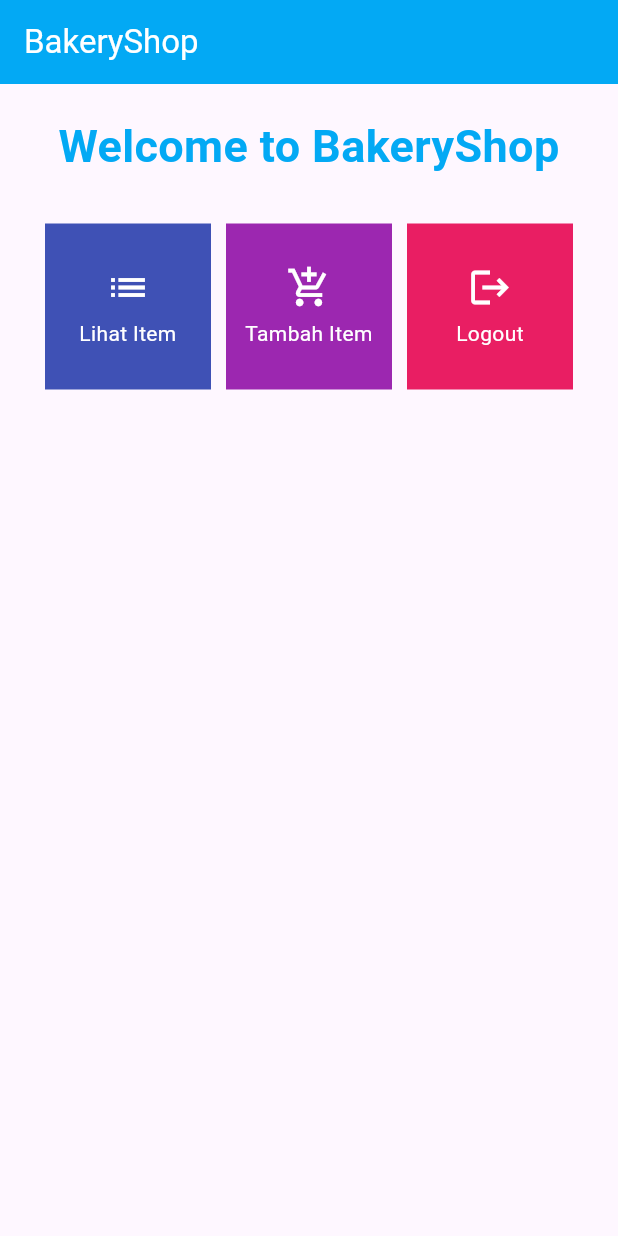
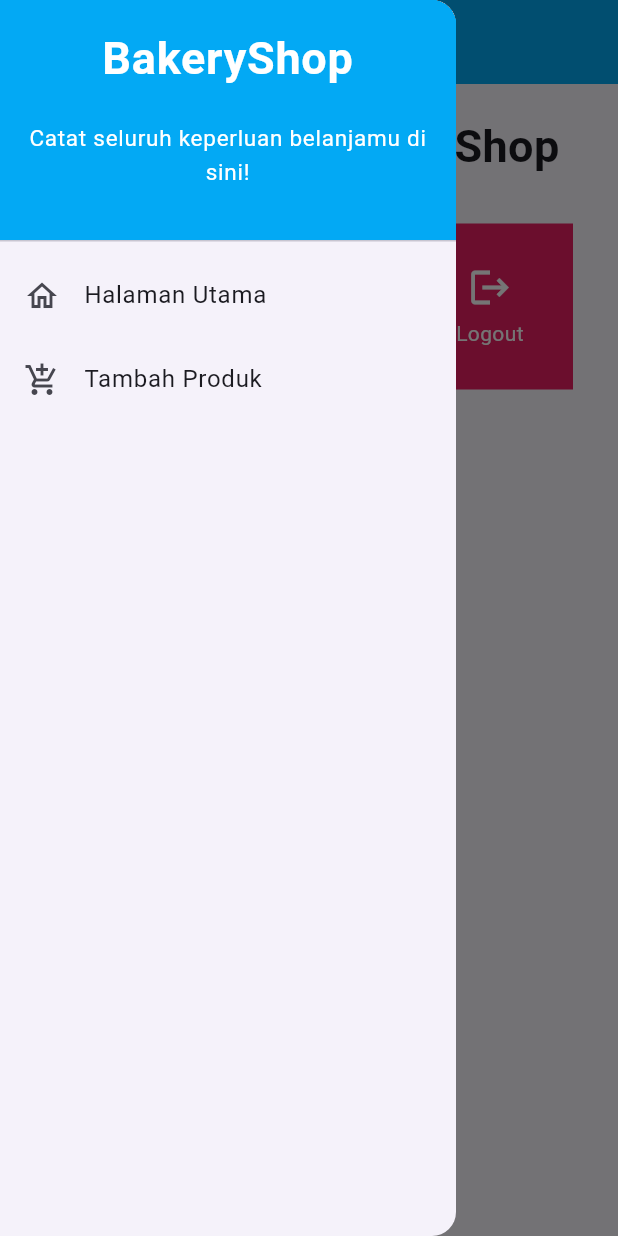
Before and after one commit to hotchlck/bakery-shop-mobile, a Flutter app: the screen it shows after launch, with the side drawer open (before the commit the screen has no drawer), on a phone screen of 412 x 824 dp. Run offline on Flutter 3.47's test engine with Material 2 defaults, Android fonts, the phone set to English and light mode, and no system bars.

Commit message:
mengerjakan tugas pbp

```diff
--- a/lib/main.dart
+++ b/lib/main.dart
@@ -1,5 +1,5 @@
 import 'package:flutter/material.dart';
-import 'package:bakery_shop/menu.dart';
+import 'screens/menu.dart';
 
 void main() {
   runApp(const MyApp());
@@ -14,22 +14,7 @@ class MyApp extends StatelessWidget {
     return MaterialApp(
       title: 'Flutter Demo',
       theme: ThemeData(
-        // This is the theme of your application.
-        //
-        // TRY THIS: Try running your application with "flutter run". You'll see
-        // the application has a blue toolbar. Then, without quitting the app,
-        // try changing the seedColor in the colorScheme below to Colors.green
-        // and then invoke "hot reload" (save your changes or press the "hot
-        // reload" button in a Flutter-supported IDE, or press "r" if you used
-        // the command line to start the app).
-        //
-        // Notice that the counter didn't reset back to zero; the application
-        // state is not lost during the reload. To reset the state, use hot
-        // restart instead.
-        //
-        // This works for code too, not just values: Most code changes can be
-        // tested with just a hot reload.
-        colorScheme: ColorScheme.fromSeed(seedColor: Colors.deepPurple),
+        colorScheme: ColorScheme.fromSeed(seedColor: Colors.indigo),
         useMaterial3: true,
       ),
       home: MyHomePage(),
--- a/lib/menu.dart
+++ /dev/null
@@ -1,115 +0,0 @@
-import 'package:flutter/material.dart';
-
-class MyHomePage extends StatelessWidget {
-  MyHomePage({Key? key}) : super(key: key);
-  final List<ShopItem> items = [
-    ShopItem("Lihat Item", Icons.list,Colors.indigo),
-    ShopItem("Tambah Item", Icons.add_shopping_cart,Colors.purple),
-    ShopItem("Logout", Icons.logout,Colors.pink),
-  ];
-
-    @override
-    Widget build(BuildContext context) {
-      return Scaffold(
-        appBar: AppBar(
-          title: const Text(
-            'BakeryShop',
-            style: TextStyle(
-              color: Colors.white
-            ),
-          ),
-          backgroundColor: Colors.lightBlue,
-        ),
-        body: SingleChildScrollView(
-          // Widget wrapper yang dapat discroll
-          child: Padding(
-            padding: const EdgeInsets.all(10.0), // Set padding dari halaman
-            child: Column(
-              // Widget untuk menampilkan children secara vertikal
-              children: <Widget>[
-                const Padding(
-                  padding: EdgeInsets.only(top: 10.0, bottom: 10.0),
-                  // Widget Text untuk menampilkan tulisan dengan alignment center dan style yang sesuai
-                  child: Text(
-                    'Welcome to BakeryShop', // Text yang menandakan toko
-                    textAlign: TextAlign.center,
-                    style: TextStyle(
-                      fontSize: 30,
-                      fontWeight: FontWeight.bold,
-                      color: Colors.lightBlue,
-                    ),
-                  ),
-                ),
-
-                GridView.count(
-
-                  primary: true,
-                  padding: const EdgeInsets.all(20),
-                  crossAxisSpacing: 10,
-                  mainAxisSpacing: 10,
-                  crossAxisCount: 3,
-                  shrinkWrap: true,
-                  children: items.map((ShopItem item) {
-                    return ShopCard(item);
-                  }).toList(),
-                ),
-              ],
-            ),
-          ),
-        ),
-      );
-    }
-  }
-
-class ShopItem {
-  final String name;
-  final IconData icon;
-  final Color color;
-
-  ShopItem(this.name, this.icon, this.color);
-}
-
-class ShopCard extends StatelessWidget {
-  final ShopItem item;
-
-  const ShopCard(this.item, {super.key}); // Constructor
-
-  @override
-  Widget build(BuildContext context) {
-    return Material(
-      color: item.color,
-      child: InkWell(
-        // Area responsive terhadap sentuhan
-        onTap: () {
-          // Memunculkan SnackBar ketika diklik
-          ScaffoldMessenger.of(context)
-            ..hideCurrentSnackBar()
-            ..showSnackBar(SnackBar(
-                content: Text("Kamu telah menekan tombol ${item.name}!")));
-        },
-        child: Container(
-          // Container untuk menyimpan Icon dan Text
-          padding: const EdgeInsets.all(8),
-          child: Center(
-            child: Column(
-              mainAxisAlignment: MainAxisAlignment.center,
-              children: [
-                Icon(
-                  item.icon,
-                  color: Colors.white,
-                  size: 30.0,
-                ),
-                const Padding(padding: EdgeInsets.all(3)),
-                Text(
-                  item.name,
-                  textAlign: TextAlign.center,
-                  style: const TextStyle(color: Colors.white),
-                ),
-              ],
-            ),
-          ),
-        ),
-      ),
-    );
-  }
-}
--- /dev/null
+++ b/lib/screens/menu.dart
@@ -0,0 +1,63 @@
+import 'package:flutter/material.dart';
+import '../widgets/left_drawer.dart';
+import '../widgets/shop_card.dart';
+
+class MyHomePage extends StatelessWidget {
+  MyHomePage({Key? key}) : super(key: key);
+
+  final List<ShopItem> items = [
+    ShopItem("Lihat Produk", Icons.checklist, Colors.indigo),
+    ShopItem("Tambah Produk", Icons.add_shopping_cart, Colors.purple),
+    ShopItem("Logout", Icons.logout, Colors.pink),
+  ];
+
+  @override
+  Widget build(BuildContext context) {
+    return Scaffold(
+      appBar: AppBar(
+        title: const Text('BakeryShop', style: TextStyle(color: Colors.white)),
+        backgroundColor: Colors.lightBlue,
+        foregroundColor: Colors.white,
+      ),
+      // Masukkan drawer sebagai parameter nilai drawer dari widget Scaffold
+      drawer: const LeftDrawer(),
+      body: SingleChildScrollView(
+        // Widget wrapper yang dapat discroll
+        child: Padding(
+          padding: const EdgeInsets.all(10.0), // Set padding dari halaman
+          child: Column(
+            // Widget untuk menampilkan children secara vertikal
+            children: <Widget>[
+              const Padding(
+                padding: EdgeInsets.only(top: 10.0, bottom: 10.0),
+                // Widget Text untuk menampilkan tulisan dengan alignment center dan style yang sesuai
+                child: Text(
+                  'Welcome to BakeryShop', // Text yang menandakan toko
+                  textAlign: TextAlign.center,
+                  style: TextStyle(
+                    fontSize: 30,
+                    fontWeight: FontWeight.bold,
+                  ),
+                ),
+              ),
+              // Grid layout
+              GridView.count(
+                // Container pada card kita.
+                primary: true,
+                padding: const EdgeInsets.all(20),
+                crossAxisSpacing: 10,
+                mainAxisSpacing: 10,
+                crossAxisCount: 3,
+                shrinkWrap: true,
+                children: items.map((ShopItem item) {
+                  // Iterasi untuk setiap item
+                  return ShopCard(item);
+                }).toList(),
+              ),
+            ],
+          ),
+        ),
+      ),
+    );
+  }
+}
--- /dev/null
+++ b/lib/widgets/left_drawer.dart
@@ -0,0 +1,78 @@
+import 'package:flutter/material.dart';
+import '../screens/menu.dart';
+import '../screens/shoplist_form.dart';
+// TODO: Impor halaman ShopFormPage jika sudah dibuat
+
+class LeftDrawer extends StatelessWidget {
+  const LeftDrawer({super.key});
+
+  @override
+  Widget build(BuildContext context) {
+    return Drawer(
+      child: ListView(
+        children: [
+          const DrawerHeader(
+            // TODO: Bagian drawer header
+            decoration: BoxDecoration(
+              color: Colors.lightBlue,
+            ),
+            child: Column(
+              children: [
+                Text(
+                  'BakeryShop',
+                  textAlign: TextAlign.center,
+                  style: TextStyle(
+                    fontSize: 30,
+                    fontWeight: FontWeight.bold,
+                    color: Colors.white,
+                  ),
+                ),
+                Padding(padding: EdgeInsets.all(10)),
+                Text(
+                  "Catat seluruh keperluan belanjamu di sini!",
+                  // TODO: Tambahkan gaya teks dengan center alignment, font ukuran 15, warna putih, dan weight biasa
+                  textAlign: TextAlign.center,
+                  style: TextStyle(
+                    color: Colors.white,
+                    fontSize: 15,
+                  )
+                ),
+              ],
+            ),
+          ),
+          // TODO: Bagian routing
+          ListTile(
+            leading: const Icon(Icons.home_outlined),
+            title: const Text('Halaman Utama'),
+            // Bagian redirection ke MyHomePage
+            onTap: () {
+              Navigator.pushReplacement(
+                context,
+                MaterialPageRoute(
+                  builder: (context) => MyHomePage(),
+                )
+              );
+            },
+          ),
+          ListTile(
+            leading: const Icon(Icons.add_shopping_cart),
+            title: const Text('Tambah Produk'),
+            // Bagian redirection ke ShopFormPage
+            onTap: () {
+              /*
+              TODO: Buatlah routing ke ShopFormPage di sini,
+              setelah halaman ShopFormPage sudah dibuat.
+              */
+              Navigator.push(
+                context,
+                MaterialPageRoute(
+                  builder: (context) => ShopFormPage(),
+                )
+              );
+            },
+          ),
+        ],
+      ),
+    );
+  }
+}
--- /dev/null
+++ b/lib/widgets/shop_card.dart
@@ -0,0 +1,67 @@
+import 'package:flutter/material.dart';
+import '../screens/shoplist_form.dart';
+
+class ShopItem {
+  final String name;
+  final IconData icon;
+  final Color color;
+
+  ShopItem(this.name, this.icon, this.color);
+}
+
+class ShopCard extends StatelessWidget {
+  final ShopItem item;
+
+  const ShopCard(this.item, {super.key}); // Constructor
+
+  @override
+  Widget build(BuildContext context) {
+    return Material(
+      color: item.color,
+      child: InkWell(
+        // Area responsive terhadap sentuhan
+      onTap: () {
+        // Memunculkan SnackBar ketika diklik
+        ScaffoldMessenger.of(context)
+          ..hideCurrentSnackBar()
+          ..showSnackBar(SnackBar(
+              content: Text("Kamu telah menekan tombol ${item.name}!")));
+
+        // Navigate ke route yang sesuai (tergantung jenis tombol)
+        if (item.name == "Tambah Produk") {
+          // TODO: Gunakan Navigator.push untuk melakukan navigasi ke MaterialPageRoute yang mencakup ShopFormPage.
+          Navigator.push(
+            context,
+            MaterialPageRoute(
+              builder: (context) => ShopFormPage(),
+            )
+          );
+        }
+
+      },
+        child: Container(
+          // Container untuk menyimpan Icon dan Text
+          padding: const EdgeInsets.all(8),
+          child: Center(
+            child: Column(
+              mainAxisAlignment: MainAxisAlignment.center,
+              children: [
+                Icon(
+                  item.icon,
+                  color: Colors.white,
+                  size: 30.0,
+                ),
+                const Padding(padding: EdgeInsets.all(3)),
+                Text(
+                  item.name,
+                  textAlign: TextAlign.center,
+                  style: const TextStyle(color: Colors.white),
+                ),
+              ],
+            ),
+          ),
+        ),
+      ),
+    );
+  }
+}
```
Also changed, not shown: lib/screens/shoplist_form.dart (added, +166 -0 lines).
